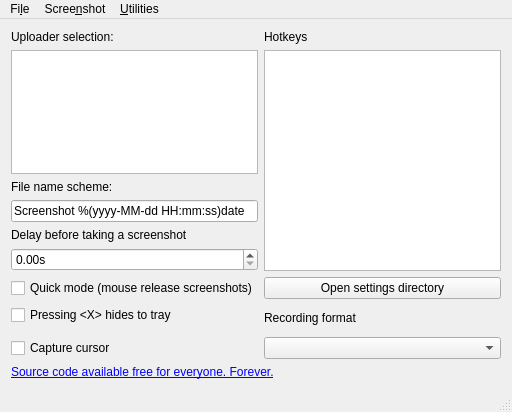
The window that mainwindow.ui (ArsenArsen/KShare) describes before a commit, drawn with Qt 5.
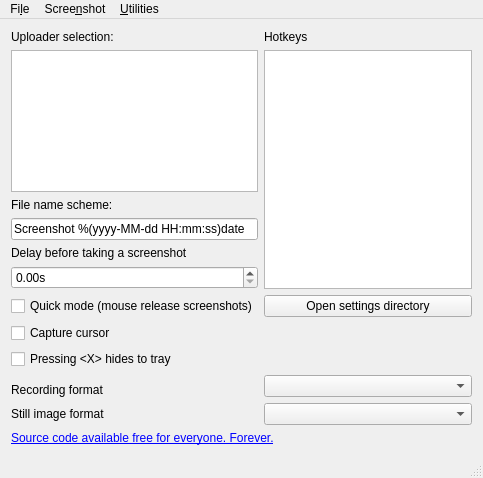
The same window after the commit. Icons and pictures are not drawn.

Commit message: Rewrite in order to support user-selected formats

Diff of the .ui file:
```diff
--- a/mainwindow.ui
+++ b/mainwindow.ui
@@ -6,8 +6,8 @@
    <rect>
     <x>0</x>
     <y>0</y>
-    <width>512</width>
-    <height>412</height>
+    <width>483</width>
+    <height>478</height>
    </rect>
   </property>
   <property name="windowTitle">
@@ -25,7 +25,10 @@
     </sizepolicy>
    </property>
    <layout class="QGridLayout" name="gridLayout">
-    <item row="9" column="1">
+    <item row="15" column="1">
+     <widget class="QComboBox" name="imageFormatBox"/>
+    </item>
+    <item row="12" column="1" rowspan="2">
      <widget class="QComboBox" name="formatBox">
       <property name="currentIndex">
        <number>-1</number>
@@ -70,7 +73,7 @@
       </property>
      </widget>
     </item>
-    <item row="11" column="0" colspan="2">
+    <item row="16" column="0" colspan="2">
      <widget class="QLabel" name="label_6">
       <property name="text">
        <string>&lt;a href=&quot;https://github.com/ArsenArsen/KShare&quot;&gt;Source code available free for everyone. Forever.&lt;/a&gt;
@@ -112,27 +115,34 @@
     <item row="1" column="0">
      <widget class="QListWidget" name="uploaderList"/>
     </item>
-    <item row="9" column="0">
-     <widget class="QCheckBox" name="captureCursor">
-      <property name="text">
-       <string>Capture cursor</string>
-      </property>
-     </widget>
-    </item>
-    <item row="7" column="0">
-     <widget class="QCheckBox" name="hideToTray">
-      <property name="text">
-       <string>Pressing &lt;X&gt; hides to tray</string>
-      </property>
-     </widget>
-    </item>
-    <item row="7" column="1" rowspan="2">
+    <item row="13" column="0">
      <widget class="QLabel" name="label_4">
       <property name="text">
        <string>Recording format</string>
       </property>
      </widget>
     </item>
+    <item row="15" column="0">
+     <widget class="QLabel" name="label_7">
+      <property name="text">
+       <string>Still image format</string>
+      </property>
+     </widget>
+    </item>
+    <item row="8" column="0" colspan="2">
+     <widget class="QCheckBox" name="hideToTray">
+      <property name="text">
+       <string>Pressing &lt;X&gt; hides to tray</string>
+      </property>
+     </widget>
+    </item>
+    <item row="7" column="0" colspan="2">
+     <widget class="QCheckBox" name="captureCursor">
+      <property name="text">
+       <string>Capture cursor</string>
+      </property>
+     </widget>
+    </item>
    </layout>
   </widget>
   <widget class="QMenuBar" name="menuBar">
@@ -140,7 +150,7 @@
     <rect>
      <x>0</x>
      <y>0</y>
-     <width>512</width>
+     <width>483</width>
      <height>25</height>
     </rect>
    </property>
```
The commit also changes 21 other files.
